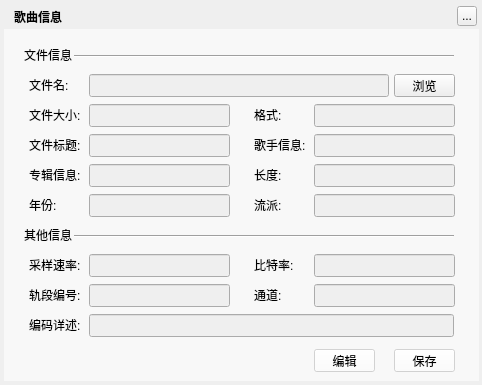
This is TTKCore/musicUiKits/musicToolsetsKits/musicfileinformationwidget.ui in Greedysky/TTKMusicPlayer as Qt 5 draws it before an edit. The edited form follows.
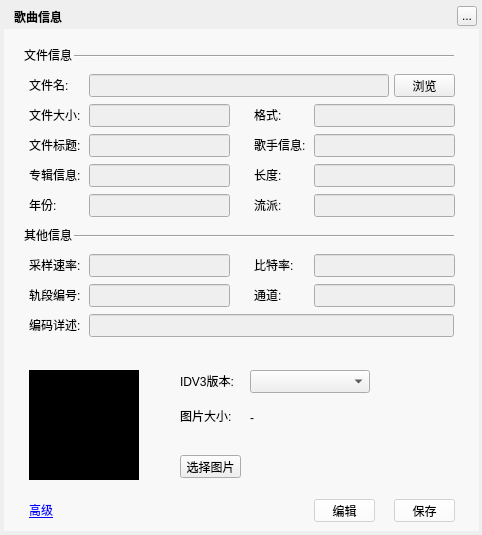
This is the edited form. Custom widgets are drawn as their Qt base class.

Patch:
```diff
--- a/TTKCore/musicUiKits/musicToolsetsKits/musicfileinformationwidget.ui
+++ b/TTKCore/musicUiKits/musicToolsetsKits/musicfileinformationwidget.ui
@@ -7,7 +7,7 @@
     <x>0</x>
     <y>0</y>
     <width>482</width>
-    <height>385</height>
+    <height>535</height>
    </rect>
   </property>
   <property name="windowTitle">
@@ -22,7 +22,7 @@
      <x>4</x>
      <y>4</y>
      <width>475</width>
-     <height>377</height>
+     <height>527</height>
     </rect>
    </property>
    <property name="text">
@@ -544,7 +544,7 @@
      <x>4</x>
      <y>29</y>
      <width>475</width>
-     <height>352</height>
+     <height>502</height>
     </rect>
    </property>
    <property name="styleSheet">
@@ -554,7 +554,7 @@
     <property name="geometry">
      <rect>
       <x>310</x>
-      <y>320</y>
+      <y>470</y>
       <width>61</width>
       <height>23</height>
      </rect>
@@ -570,7 +570,7 @@
     <property name="geometry">
      <rect>
       <x>390</x>
-      <y>320</y>
+      <y>470</y>
       <width>61</width>
       <height>23</height>
      </rect>
@@ -583,6 +583,103 @@
     </property>
    </widget>
   </widget>
+  <widget class="MusicClickedLabel" name="advanceLabel">
+   <property name="geometry">
+    <rect>
+     <x>29</x>
+     <y>500</y>
+     <width>45</width>
+     <height>20</height>
+    </rect>
+   </property>
+   <property name="cursor">
+    <cursorShape>PointingHandCursor</cursorShape>
+   </property>
+   <property name="text">
+    <string>&lt;html&gt;&lt;head/&gt;&lt;body&gt;&lt;p&gt;&lt;span style=&quot; text-decoration: underline; color:#0000ff;&quot;&gt;高级&lt;/span&gt;&lt;/p&gt;&lt;/body&gt;&lt;/html&gt;</string>
+   </property>
+  </widget>
+  <widget class="QLabel" name="pixmapLabel">
+   <property name="geometry">
+    <rect>
+     <x>29</x>
+     <y>370</y>
+     <width>110</width>
+     <height>110</height>
+    </rect>
+   </property>
+   <property name="styleSheet">
+    <string notr="true">background:Rerd</string>
+   </property>
+   <property name="text">
+    <string/>
+   </property>
+  </widget>
+  <widget class="QLabel" name="label_17">
+   <property name="geometry">
+    <rect>
+     <x>180</x>
+     <y>375</y>
+     <width>54</width>
+     <height>12</height>
+    </rect>
+   </property>
+   <property name="text">
+    <string>IDV3版本:</string>
+   </property>
+  </widget>
+  <widget class="QPushButton" name="openPixButton">
+   <property name="geometry">
+    <rect>
+     <x>180</x>
+     <y>455</y>
+     <width>61</width>
+     <height>23</height>
+    </rect>
+   </property>
+   <property name="cursor">
+    <cursorShape>PointingHandCursor</cursorShape>
+   </property>
+   <property name="text">
+    <string>选择图片</string>
+   </property>
+  </widget>
+  <widget class="QComboBox" name="idv3ComboBox">
+   <property name="geometry">
+    <rect>
+     <x>250</x>
+     <y>370</y>
+     <width>120</width>
+     <height>23</height>
+    </rect>
+   </property>
+  </widget>
+  <widget class="QLabel" name="label_18">
+   <property name="geometry">
+    <rect>
+     <x>180</x>
+     <y>410</y>
+     <width>54</width>
+     <height>12</height>
+    </rect>
+   </property>
+   <property name="text">
+    <string>图片大小:</string>
+   </property>
+  </widget>
+  <widget class="QLabel" name="pixmapSizeLabel">
+   <property name="geometry">
+    <rect>
+     <x>250</x>
+     <y>410</y>
+     <width>120</width>
+     <height>16</height>
+    </rect>
+   </property>
+   <property name="text">
+    <string>-</string>
+   </property>
+  </widget>
   <zorder>background</zorder>
   <zorder>backgroundMask</zorder>
   <zorder>topTitleName</zorder>
@@ -620,8 +717,21 @@
   <zorder>line_3</zorder>
   <zorder>label_16</zorder>
   <zorder>descriptionEdit</zorder>
+  <zorder>advanceLabel</zorder>
+  <zorder>pixmapLabel</zorder>
+  <zorder>openPixButton</zorder>
+  <zorder>idv3ComboBox</zorder>
+  <zorder>label_17</zorder>
+  <zorder>label_18</zorder>
+  <zorder>pixmapSizeLabel</zorder>
  </widget>
  <customwidgets>
+  <customwidget>
+   <class>MusicClickedLabel</class>
+   <extends>QLabel</extends>
+   <header>musicclickedlabel.h</header>
+   <container>1</container>
+  </customwidget>
   <customwidget>
    <class>MusicModifyLineEdit</class>
    <extends>QLineEdit</extends>
```
